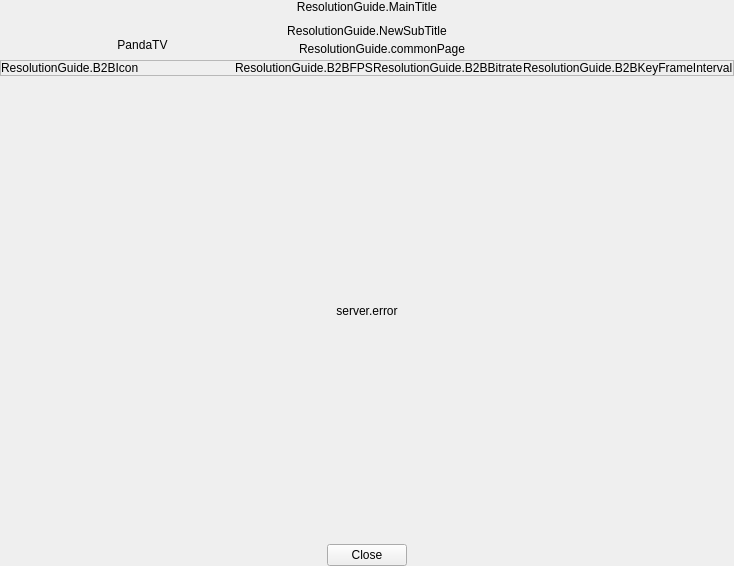
The window that src/prism-live-studio/PRISMLiveStudio/prism-ui/ResolutionTips/ResolutionGuidePage.ui (naver/prism-live-studio) describes before a commit, drawn with Qt 5.
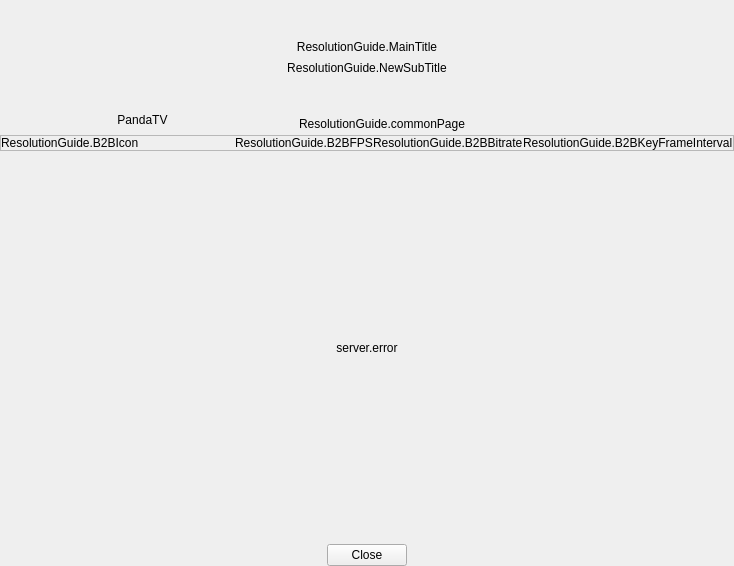
The same window after the commit.

```diff
--- a/src/prism-live-studio/PRISMLiveStudio/prism-ui/ResolutionTips/ResolutionGuidePage.ui
+++ b/src/prism-live-studio/PRISMLiveStudio/prism-ui/ResolutionTips/ResolutionGuidePage.ui
@@ -30,9 +30,22 @@
     <number>0</number>
    </property>
    <item>
+    <widget class="QWidget" name="TopFrame" native="true">
     <layout class="QVBoxLayout" name="verticalLayout_2">
      <property name="spacing">
-      <number>10</number>
+       <number>7</number>
+      </property>
+      <property name="leftMargin">
+       <number>0</number>
+      </property>
+      <property name="topMargin">
+       <number>40</number>
+      </property>
+      <property name="rightMargin">
+       <number>0</number>
+      </property>
+      <property name="bottomMargin">
+       <number>38</number>
      </property>
      <item>
       <widget class="QLabel" name="MainTitleLabel">
@@ -55,6 +68,7 @@
       </widget>
      </item>
     </layout>
+    </widget>
    </item>
    <item>
     <widget class="QFrame" name="TabFrame">
@@ -358,7 +372,7 @@
                <x>0</x>
                <y>0</y>
                <width>734</width>
-               <height>454</height>
+               <height>383</height>
               </rect>
              </property>
              <property name="sizePolicy">
```
Left out of the diff: 62 changed lines with no effect on the pictures. Lines whose indentation alone changed are shown as unchanged.
